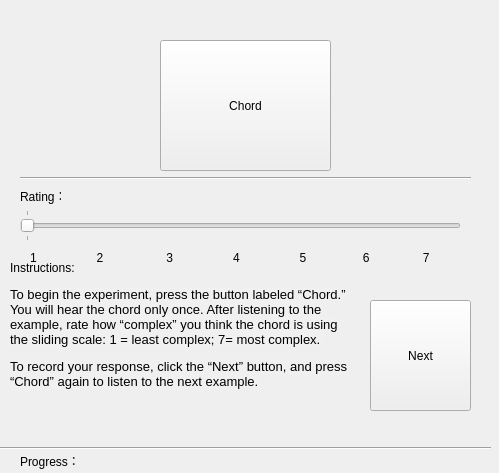
Old version of the form PairCompTestView.ui in the repository juyaolongpaul/Exp_chord_complexity.
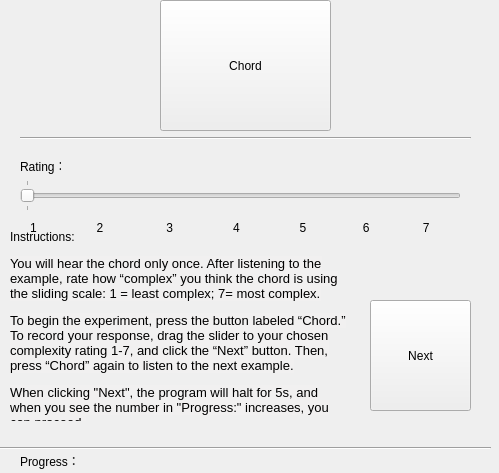
New version of the form.

Commit message: Third version. 5s to wait after rating each chord

The edit to the form file:
```diff
--- a/PairCompTestView.ui
+++ b/PairCompTestView.ui
@@ -17,7 +17,7 @@
    <property name="geometry">
     <rect>
      <x>160</x>
-     <y>40</y>
+     <y>0</y>
      <width>171</width>
      <height>131</height>
     </rect>
@@ -30,7 +30,7 @@
    <property name="geometry">
     <rect>
      <x>20</x>
-     <y>170</y>
+     <y>130</y>
      <width>451</width>
      <height>16</height>
     </rect>
@@ -69,7 +69,7 @@
    <property name="geometry">
     <rect>
      <x>20</x>
-     <y>180</y>
+     <y>150</y>
      <width>41</width>
      <height>31</height>
     </rect>
@@ -82,7 +82,7 @@
    <property name="geometry">
     <rect>
      <x>20</x>
-     <y>210</y>
+     <y>180</y>
      <width>441</width>
      <height>31</height>
     </rect>
@@ -104,13 +104,13 @@
    <property name="geometry">
     <rect>
      <x>10</x>
-     <y>250</y>
+     <y>230</y>
      <width>341</width>
-     <height>151</height>
+     <height>191</height>
     </rect>
    </property>
    <property name="text">
-    <string>&lt;html&gt;&lt;head/&gt;&lt;body&gt;&lt;p&gt;Instructions:&lt;/p&gt;&lt;p&gt;&lt;span style=&quot; font-family:'SF Optimized,system-ui,-apple-system,BlinkMacSystemFont,.SFNSText-Regular,sans-serif'; font-size:10pt; color:#000000; background-color:#f1f0f0;&quot;&gt;To begin the experiment, press the button labeled “Chord.” You will hear the chord only once. After listening to the example, rate how “complex” you think the chord is using the sliding scale: 1 = least complex; 7= most complex. &lt;/span&gt;&lt;/p&gt;&lt;p&gt;&lt;span style=&quot; font-family:'SF Optimized,system-ui,-apple-system,BlinkMacSystemFont,.SFNSText-Regular,sans-serif'; font-size:10pt; color:#000000; background-color:#f1f0f0;&quot;&gt;To record your response, click the “Next” button, and press “Chord” again to listen to the next example.&lt;/span&gt;&lt;/p&gt;&lt;/body&gt;&lt;/html&gt;</string>
+    <string>&lt;html&gt;&lt;head/&gt;&lt;body&gt;&lt;p&gt;Instructions:&lt;/p&gt;&lt;p&gt;&lt;span style=&quot; font-family:'SF Optimized,system-ui,-apple-system,BlinkMacSystemFont,.SFNSText-Regular,sans-serif'; font-size:10pt; color:#000000; background-color:#f1f0f0;&quot;&gt;You will hear the chord only once. After listening to the example, rate how “complex” you think the chord is using the sliding scale: 1 = least complex; 7= most complex.&lt;/span&gt;&lt;/p&gt;&lt;p&gt;&lt;span style=&quot; font-family:'SF Optimized,system-ui,-apple-system,BlinkMacSystemFont,.SFNSText-Regular,sans-serif'; font-size:10pt; color:#000000; background-color:#f1f0f0;&quot;&gt;To begin the experiment, press the button labeled “Chord.” To record your response, drag the slider to your chosen complexity rating 1-7, and click the “Next” button. Then, press “Chord” again to listen to the next example.&lt;/span&gt;&lt;/p&gt;&lt;p&gt;&lt;span style=&quot; font-family:'SF Optimized,system-ui,-apple-system,BlinkMacSystemFont,.SFNSText-Regular,sans-serif'; font-size:10pt; color:#000000; background-color:#f1f0f0;&quot;&gt;When clicking &amp;quot;Next&amp;quot;, the program will halt for 5s, and when you see the number in &amp;quot;Progress:&amp;quot; increases, you can proceed.&lt;/span&gt;&lt;/p&gt;&lt;/body&gt;&lt;/html&gt;</string>
    </property>
    <property name="wordWrap">
     <bool>true</bool>
@@ -120,7 +120,7 @@
    <property name="geometry">
     <rect>
      <x>30</x>
-     <y>250</y>
+     <y>220</y>
      <width>451</width>
      <height>16</height>
     </rect>
@@ -147,7 +147,7 @@
     <rect>
      <x>90</x>
      <y>450</y>
-     <width>101</width>
+     <width>261</width>
      <height>21</height>
     </rect>
    </property>
```
The commit also changes 3 other files.
